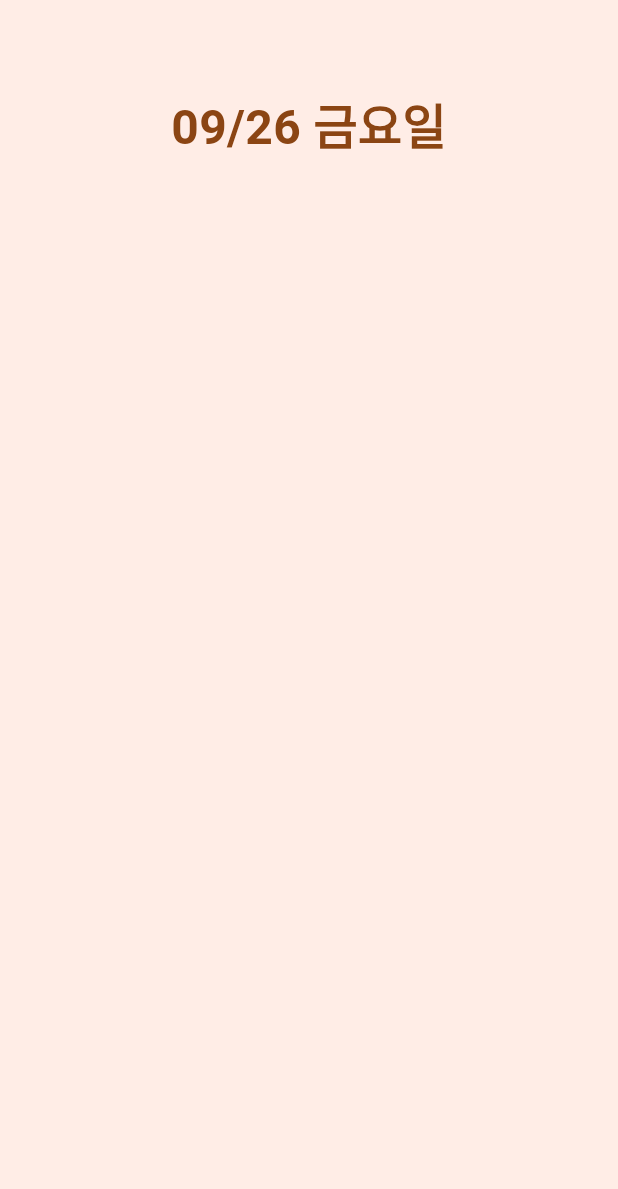
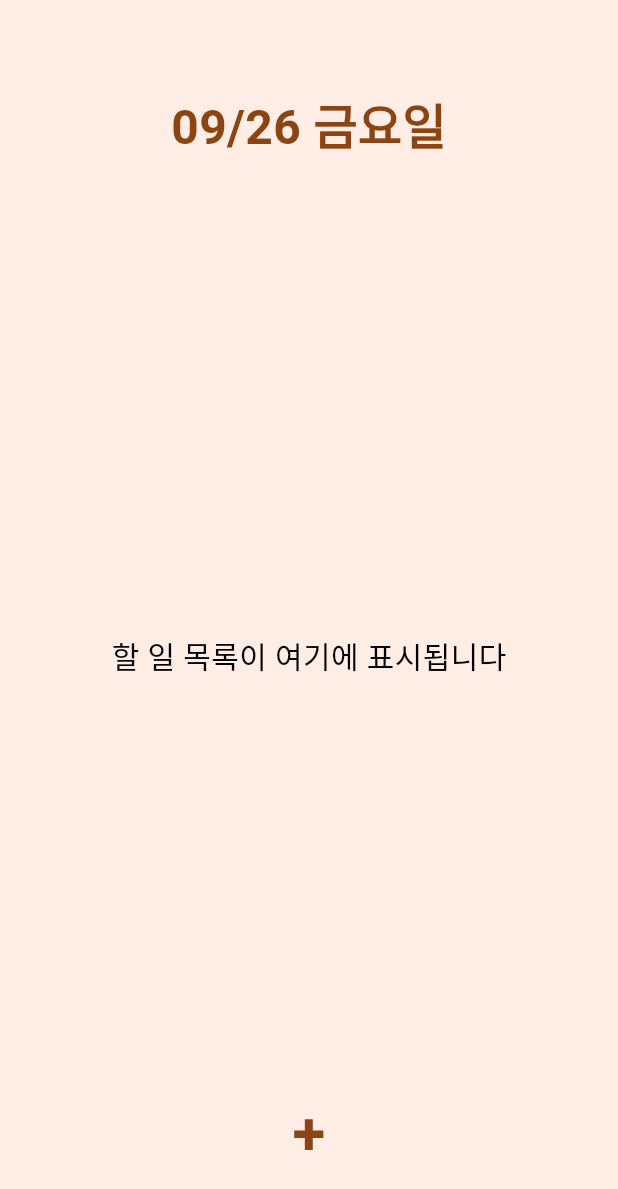
Before and after one commit to xxj15/Capstone-design-Todoapp, a Flutter app: the TodoPage screen opened directly, on a phone screen of 412 x 824 dp. Shown: the top 1189 px of the screen. Run offline on Flutter 3.47's test engine with Material 3 defaults, Android fonts, the phone set to English and light mode, and no system bars; Roboto replaces fonts that are missing (OngleipRyuryu).

Commit message:
todo page - 할 일 추가 버튼(+) 추가

```diff
--- a/flutter_todo/lib/todo_page.dart
+++ b/flutter_todo/lib/todo_page.dart
@@ -13,7 +13,7 @@ class TodoPage extends StatefulWidget {
 class _TodoPageState extends State<TodoPage> {
   @override
   Widget build(BuildContext context) {
-    // 오늘 날짜를 한국어 형식으로 포맷팅
+    // 오늘 날짜
     final now = DateTime.now();
     final formattedDate = DateFormat('MM/dd EEEE', 'ko_KR').format(now);
 
@@ -36,7 +36,42 @@ class _TodoPageState extends State<TodoPage> {
             ),
           ),
 
+          SizedBox(height: 40),
 
+          // 할 일 목록 (임시)
+          Expanded(
+            child: Center(
+              child: Text(
+                '할 일 목록이 여기에 표시됩니다',
+                style: TextStyle(
+                  fontSize: 20,
+                  color: Colors.black,
+                  fontFamily: 'OngleipRyuryu',
+                ),
+              ),
+            ),
+          ),
+
+          // 할 일 추가 버튼
+          Center(
+            child: GestureDetector(
+              onTap: () {
+                // 할 일 추가 기능
+                print('할 일 추가 버튼 클릭');
+              },
+              child: Text(
+                '+',
+                style: TextStyle(
+                  fontSize: 40,
+                  color: Color(0xFF8B4513),
+                  fontFamily: 'OngleipRyuryu',
+                  fontWeight: FontWeight.bold,
+                ),
+              ),
+            ),
+          ),
+
+          SizedBox(height: 40),
         ],
       ),
     );
```
